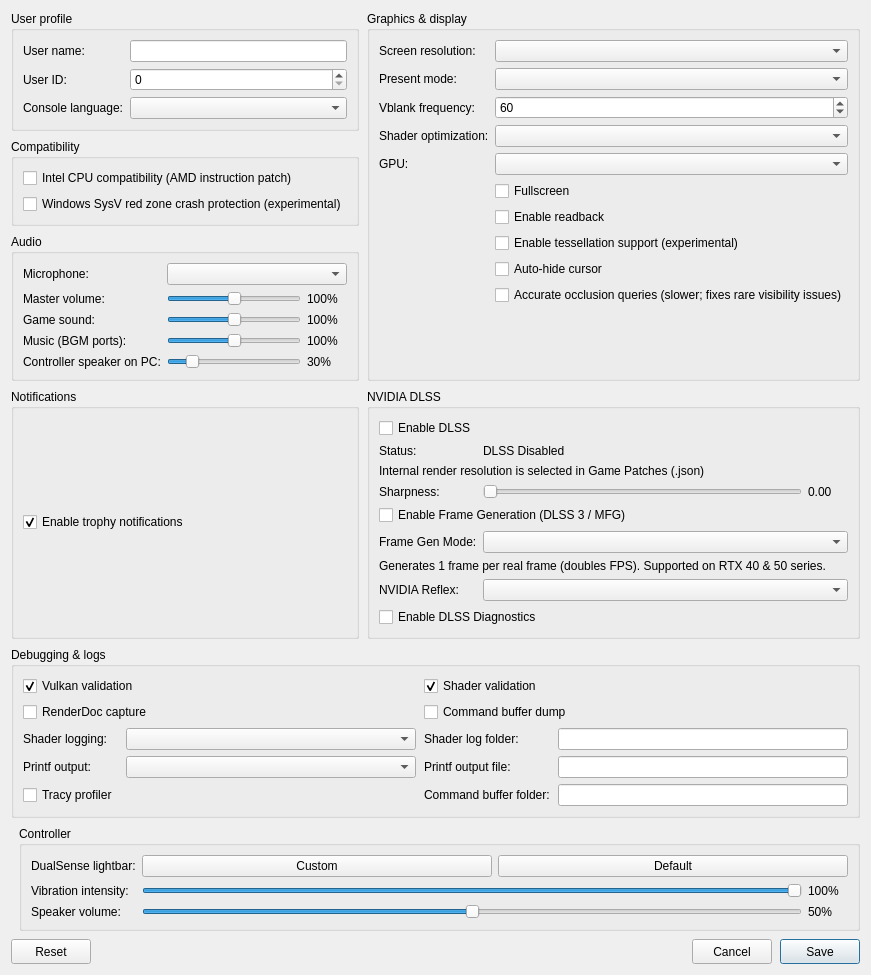
Qt form src/launcher/forms/configuration_edit_dialog.ui (iska0702/DLSSKytyPS5) before a commit.
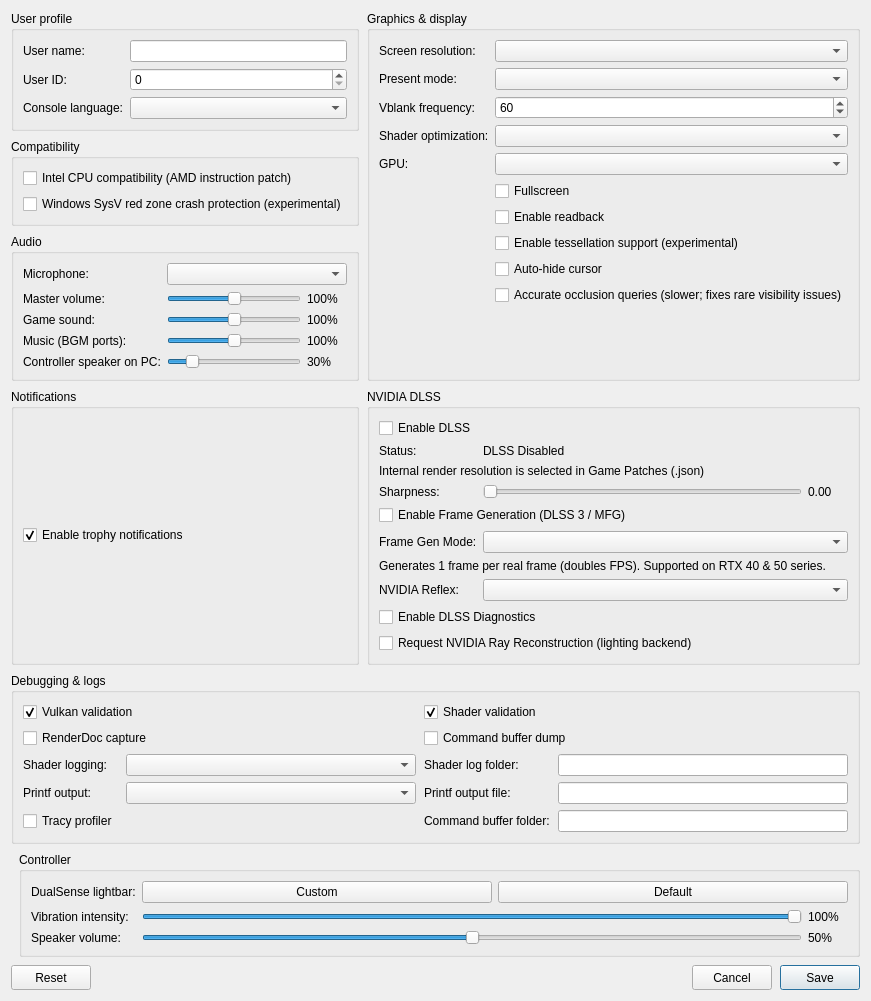
The same form after that commit. Custom widgets are drawn as their Qt base class.

Commit message: Add validated HDR DLSS Ray Reconstruction backend and GPU smoke test

Diff of the .ui file:
```diff
--- a/src/launcher/forms/configuration_edit_dialog.ui
+++ b/src/launcher/forms/configuration_edit_dialog.ui
@@ -431,6 +431,12 @@
            </property>
           </widget>
          </item>
+         <item row="9" column="0" colspan="2">
+          <widget class="QCheckBox" name="checkBox_dlss_rr_enable">
+           <property name="text"><string>Request NVIDIA Ray Reconstruction (lighting backend)</string></property>
+           <property name="toolTip"><string>Requires certified noisy HDR lighting, linear albedo, normals, roughness and reflection hit distance before game denoising. ASTRO BOT lighting capture is not integrated yet; ordinary DLSS remains active.</string></property>
+          </widget>
+         </item>
          <item row="8" column="0" colspan="2">
          <widget class="QCheckBox" name="checkBox_dlss_diagnostics">
           <property name="toolTip">
```
The commit also changes 18 other files.
